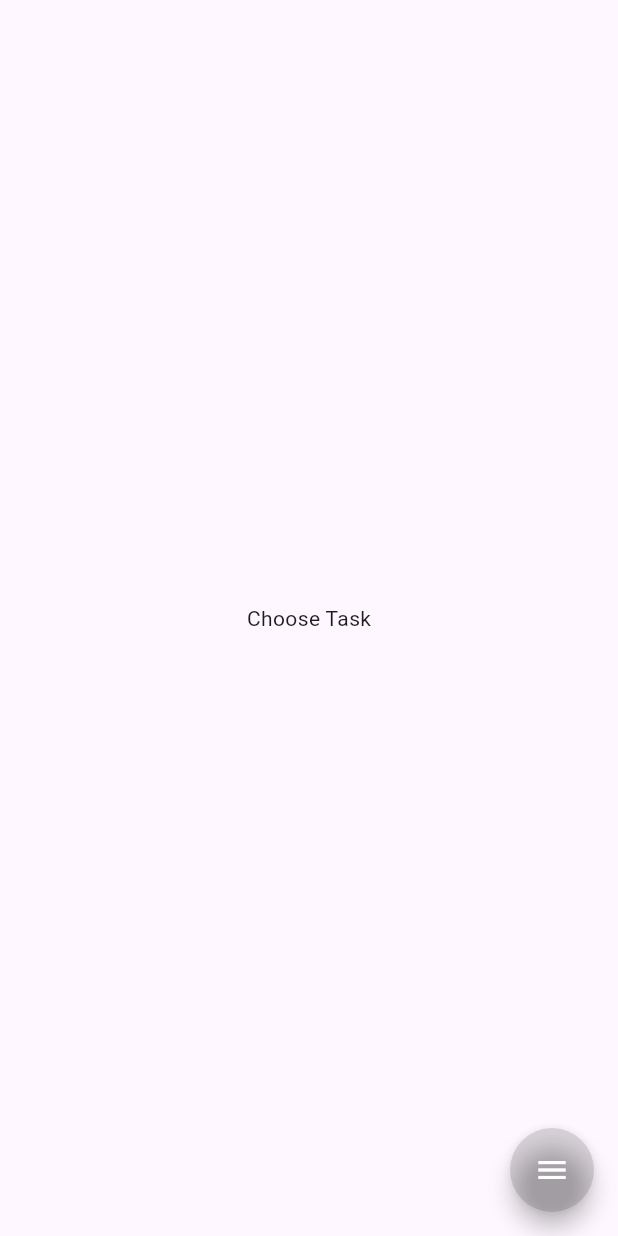
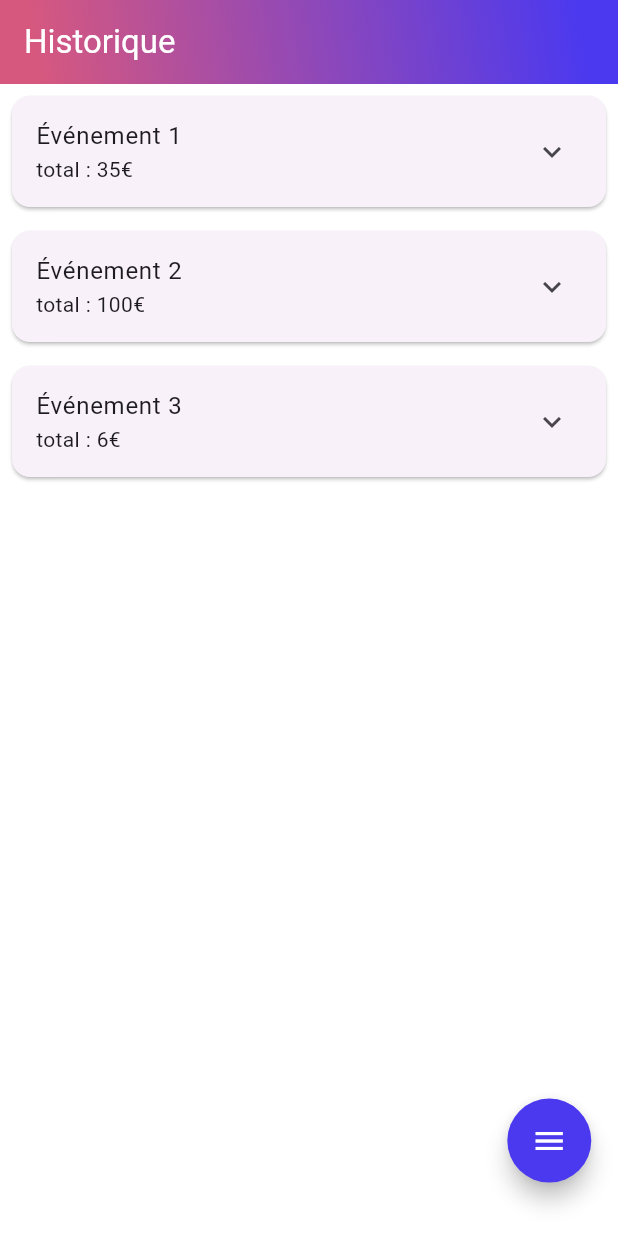
Before and after one commit to wTristaan/Cash_Cash_WA, a Flutter app: the screen it shows after launch, on a phone screen of 412 x 824 dp. Run offline on Flutter 3.47's test engine with Material 3 defaults, Android fonts, the phone set to English and light mode, and no system bars; drawn by our look-alikes of flutter_speed_dial; our stand-ins replace camera, fluttertoast, image_picker, permission_handler, shared_preferences; missing offline and left inert: dart:ffi, flutter_pytorch; Roboto replaces fonts that are missing (Outfit).

Commit message:
ui-historique

```diff
--- a/lib/main.dart
+++ b/lib/main.dart
@@ -1,6 +1,7 @@
+import 'package:cash_cash/window/historique.dart';
 import 'package:flutter/material.dart';
 import 'window/camera.dart';
-import 'views/home.dart';
+//import 'views/home.dart';
 
 final GlobalKey<NavigatorState> navigatorKey = GlobalKey<NavigatorState>();
 
@@ -20,7 +21,7 @@ class LunchApp extends StatelessWidget {
         colorScheme: ColorScheme.fromSeed(seedColor: Colors.deepPurple),
         useMaterial3: true,
       ),
-      home: const StartApp(),
+      home: const HistoriquePageWidget(),
     );
   }
 }
--- /dev/null
+++ b/lib/window/historique.dart
@@ -0,0 +1,270 @@
+import 'dart:math' as math;
+import 'package:cash_cash/entities/yolo.dart';
+import 'package:cash_cash/views/home.dart';
+import 'package:flutter/cupertino.dart';
+import 'package:flutter/material.dart';
+import 'package:flutter_speed_dial/flutter_speed_dial.dart';
+
+class HistoriquePageWidget extends StatefulWidget {
+  const HistoriquePageWidget({super.key});
+
+  @override
+  State<HistoriquePageWidget> createState() => _HistoriquePageWidgetState();
+}
+
+class _HistoriquePageWidgetState extends State<HistoriquePageWidget> {
+  final scaffoldKey = GlobalKey<ScaffoldState>();
+  bool isOptionsExpanded = false;
+  // Cette liste contient les éléments de l'historique
+  late List<Map<String, dynamic>> items;
+  TextEditingController? titleController;  // Contrôleur pour le champ de texte
+
+  // Cet index garde la trace de l'élément actuellement en mode édition
+  int? editingIndex;
+
+  @override
+  void initState() {
+    super.initState();
+
+    items = [
+      {'title': 'Événement 1', 'total': '35€', 'details': 'Détails de l\'événement 1'},
+      {'title': 'Événement 2', 'total': '100€', 'details': 'Détails de l\'événement 2'},
+      {'title': 'Événement 3', 'total': '6€', 'details': 'Détails de l\'événement 3'},
+    ];
+
+    titleController = TextEditingController();
+  }
+
+  @override
+  void dispose() {
+    titleController?.dispose();
+    super.dispose();
+  }
+
+  // Cette méthode génère une couleur aléatoire parmi une liste prédéfinie
+  Color getRandomColor() {
+    List<Color> colors = [
+      Colors.blue,
+      Colors.redAccent,
+      Colors.purple,
+      Colors.orange,
+      Colors.yellow,
+    ];
+    return colors[math.Random().nextInt(colors.length)];
+  }
+
+  Future<List<Map<String, dynamic>>> loadData() async {
+    return items;
+  }
+
+  LinearGradient gradient_cashcash() {
+    return const LinearGradient(
+      colors: [
+        Color(0xFF4B39EF),
+        Color(0xFFD6587F)
+      ],
+      stops: [0, 1],
+      begin: AlignmentDirectional(0.87, -1),
+      end: AlignmentDirectional(-0.87, 1),
+    );
+  }
+
+  @override
+  Widget build(BuildContext context) {
+    return GestureDetector(
+      child: Scaffold(
+        key: scaffoldKey,
+        backgroundColor: Colors.white,
+        appBar: AppBar(
+          flexibleSpace: Container(
+            decoration: const BoxDecoration(
+              gradient: LinearGradient(
+                colors: [
+                  Color(0xFF4B39EF),
+                  Color(0xFFD6587F)
+                ],
+                stops: [0, 1],
+                begin: AlignmentDirectional(0.87, -1),
+                end: AlignmentDirectional(-0.87, 1),
+              ),
+            ),
+          ),
+          automaticallyImplyLeading: true,
+          title: const Text(
+            'Historique',
+            style: TextStyle(
+              fontFamily: 'Outfit',
+              color: Colors.white,
+              fontSize: 22,
+              letterSpacing: 0,
+            ),
+          ),
+          centerTitle: false,
+          elevation: 4,
+        ),
+        body: SafeArea(
+          top: true,
+          child: Align(
+            alignment: const AlignmentDirectional(1, 1),
+            child: Stack(
+              children: [
+                FutureBuilder<List<Map<String, dynamic>>>(
+                  future: loadData(),
+                  builder: (context, snapshot) {
+                    if (snapshot.hasError) {
+                      return const Center(child: Text("Erreur lors du chargement des données"));
+                    } else if (snapshot.data!.isEmpty) {
+                      return const Center(child: Text("L'historique est vide"));
+                    } else {
+                      return ListView.builder(
+                        itemCount: items.length,
+                        itemBuilder: (context, index) {
+                          var item = items[index];
+                          // Si l'index actuel est l'index d'édition, montrer le formulaire de modification du titre
+                          if (index == editingIndex) {
+                            titleController?.text = item['title'];  // Définir la valeur initiale du TextField
+
+                            return Card(
+                              margin: const EdgeInsets.all(8.0),
+                              child: ListTile(
+                                title: TextField(
+                                  controller: titleController,
+                                  autofocus: true,
+                                  decoration: const InputDecoration(
+                                    hintText: "Entrez un nouveau titre",
+                                  ),
+                                ),
+                                trailing: Wrap(
+                                  children: [
+                                    IconButton(
+                                      icon: const Icon(Icons.check),
+                                      onPressed: () {
+                                        // Valider les changements
+                                        setState(() {
+                                          if (titleController!.text.isNotEmpty == true) {
+                                            items[index]['title'] = titleController!.text;
+                                            item['title'] = titleController!.text;
+                                            editingIndex = null;
+                                          }
+                                        });
+                                      },
+                                    ),
+                                    IconButton(
+                                      icon: Icon(Icons.close),
+                                      onPressed: () {
+                                        // Annuler les changements
+                                        setState(() {
+                                          editingIndex = null;
+                                        });
+                                      },
+                                    ),
+                                  ],
+                                ),
+                              ),
+                            );
+                          }
+                        else {
+                            return Card(
+                              margin: EdgeInsets.all(8.0),
+                              child: ExpansionTile(
+                                title: Text(item['title']),
+                                subtitle: Text("total : ${item['total']}"),
+                                children: <Widget>[
+                                  ListTile(
+                                    title: Text(item['details']),
+                                  ),
+                                  Row(
+                                    children: [
+                                      TextButton.icon(
+                                        style: TextButton.styleFrom(
+                                          foregroundColor: Colors.white,
+                                          backgroundColor: Colors.redAccent,
+                                        ),
+                                        onPressed: () {
+                                          // Implémenter la suppression de l'élément courant
+                                          setState(() {
+                                            //item.removeAt(index);
+                                          });
+                                        },
+                                        icon: const Icon(Icons.delete),
+                                        label: const Text("Effacer"),
+                                      ),
+                                      TextButton.icon(
+                                        style: TextButton.styleFrom(
+                                          foregroundColor: Colors.white,
+                                          backgroundColor: Colors.blueAccent,
+                                        ),
+                                        onPressed: () {
+                                          // Passer en mode édition de l'élément courant
+                                          setState(() {
+                                            editingIndex = index;
+                                          });
+                                        },
+                                        icon: const Icon(Icons.edit),
+                                        label: const Text("Modifier"),
+                                      ),
+                                    ],
+                                  )
+                                ],
+                              ),
+                            );
+                          }
+                        },
+                      );
+                    }
+                  },
+                ),
+                Align(
+                  alignment: const AlignmentDirectional(0.90, 0.9),
+                  child: burgerButton(),
+                ),
+              ],
+            ),
+          ),
+        ),
+      ),
+    );
+  }
+
+  Widget burgerButton() {
+    return SpeedDial(
+      icon: Icons.menu,
+      activeIcon: Icons.close,
+      gradient: gradient_cashcash(),
+      gradientBoxShape: BoxShape.circle,
+      backgroundColor: Colors.transparent,
+      foregroundColor: Colors.white,
+      activeBackgroundColor: Colors.transparent,
+      activeForegroundColor: Colors.white,
+      visible: true,
+      closeManually: false,
+      curve: Curves.bounceIn,
+      buttonSize: const Size(56.0, 56.0),
+      children: [
+        SpeedDialChild(
+          child: const Icon(Icons.photo_outlined),
+          backgroundColor: Colors.red,
+          foregroundColor: Colors.white,
+          label: 'Depuis la galerie',
+          labelStyle: const TextStyle(fontSize: 18.0),
+          onTap: () {
+            // TODO: rejoindre directement la galerie
+          },
+        ),
+        SpeedDialChild(
+          child: const Icon(Icons.camera),
+          backgroundColor: Colors.blue,
+          foregroundColor: Colors.white,
+          label: 'Prendre en photo',
+          labelStyle: const TextStyle(fontSize: 18.0),
+          onTap: () async {
+            Navigator.push(
+              context,
+              MaterialPageRoute(builder: (context) => YoloVideo(model: YoloModel())),
+            );
+          },
+        ),
+      ],
+    );
+  }
+}
```
Also changed, not shown: lib/views/home.dart (+53 -0 lines), lib/window/camera.dart (+160 -30 lines), pubspec.lock (deleted), 1 other file.
